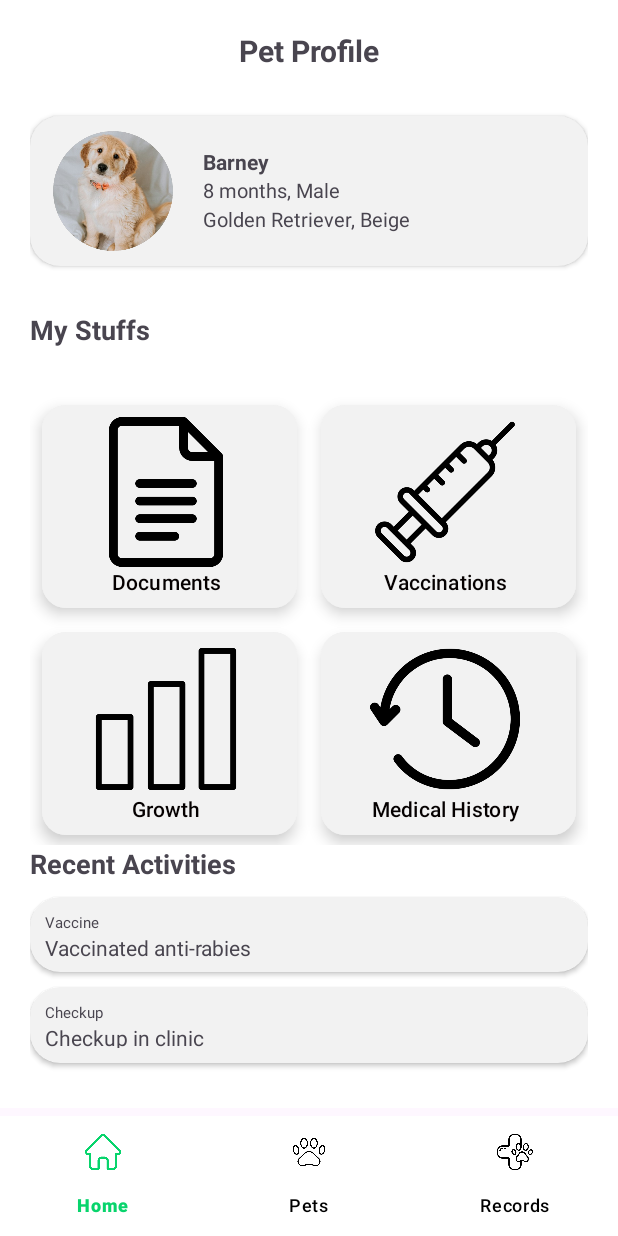
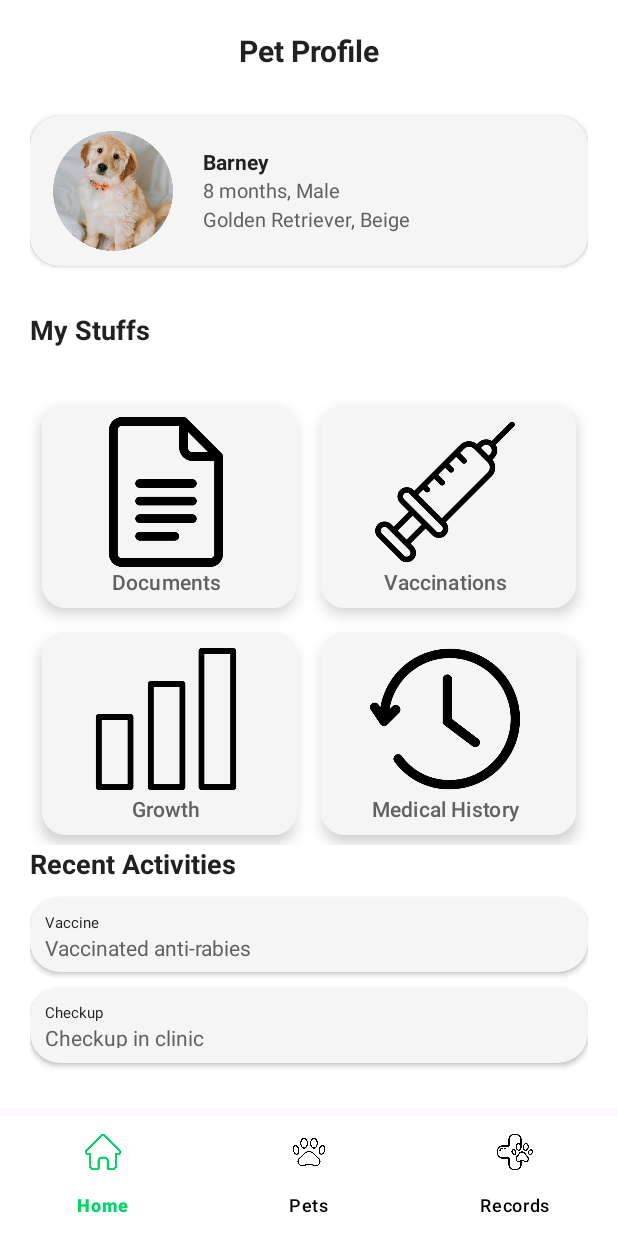
Before and after one commit to kurtsanor/PetTrackr, an Android app: the fragment PetProfileFragment placed in its activity, on a phone screen of 412 x 824 dp. Run offline under Robolectric (Android 15) with nearby library versions, the phone set to English and light mode, and no system bars; libraries missing offline, so code that uses them is left out: com.github.mikephil.charting; 4 statements that could not run were skipped.

Commit message:
style: polish primary & secondary colors

```diff
--- a/app/src/main/res/layout/fragment_pet_profile.xml
+++ b/app/src/main/res/layout/fragment_pet_profile.xml
@@ -22,6 +22,7 @@
             android:textSize="20sp"
             android:layout_marginBottom="30dp"
             android:textAlignment="center"
+            android:textColor="#212121"
             />
         <!--Profile Card-->
         <androidx.cardview.widget.CardView
@@ -29,7 +30,7 @@
             android:layout_height="0dp"
             android:layout_weight="2"
             app:cardCornerRadius="20dp"
-            app:cardBackgroundColor="#F2F2F2">
+            app:cardBackgroundColor="#F5F5F5">
             <LinearLayout
                 android:layout_width="match_parent"
                 android:layout_height="match_parent"
@@ -50,19 +51,23 @@
                         android:layout_height="0dp"
                         android:layout_weight="1"
                         android:text="Barney"
-                        android:textStyle="bold"/>
+                        android:textStyle="bold"
+                        android:textColor="#212121"/>
                     <TextView
                         android:layout_width="match_parent"
                         android:layout_height="0dp"
                         android:layout_weight="1"
                         android:text="8 months, Male"
-                        android:textSize="13sp"/>
+                        android:textSize="13sp"
+                        android:textColor="#616161"
+                        />
                     <TextView
                         android:layout_width="match_parent"
                         android:layout_height="0dp"
                         android:layout_weight="1"
                         android:text="Golden Retriever, Beige"
-                        android:textSize="13sp"/>
+                        android:textSize="13sp"
+                        android:textColor="#616161"/>
                 </LinearLayout>
             </LinearLayout>
         </androidx.cardview.widget.CardView>
@@ -75,6 +80,7 @@
             android:textSize="18sp"
             android:layout_marginTop="30dp"
             android:layout_marginBottom="30dp"
+            android:textColor="#212121"
             />
 
         <!--Buttons Grid-->
@@ -89,11 +95,11 @@
                 android:layout_width="0dp"
                 android:layout_height="wrap_content"
                 android:layout_margin="8dp"
-                android:backgroundTint="#F2F2F2"
+                android:backgroundTint="#F5F5F5"
                 android:text="Documents"
                 android:textAlignment="center"
                 android:textAllCaps="false"
-                android:textColor="#050000"
+                android:textColor="#616161"
                 android:textColorLink="#100101"
                 app:icon="@drawable/docs"
                 app:iconGravity="top"
@@ -108,11 +114,11 @@
                 android:layout_width="0dp"
                 android:layout_height="wrap_content"
                 android:layout_margin="8dp"
-                android:backgroundTint="#F2F2F2"
+                android:backgroundTint="#F5F5F5"
                 android:text="Vaccinations"
                 android:textAlignment="center"
                 android:textAllCaps="false"
-                android:textColor="#050000"
+                android:textColor="#616161"
                 android:textColorLink="#100101"
                 app:icon="@drawable/injection"
                 app:iconGravity="top"
@@ -126,11 +132,11 @@
                 android:layout_width="0dp"
                 android:layout_height="wrap_content"
                 android:layout_margin="8dp"
-                android:backgroundTint="#F2F2F2"
+                android:backgroundTint="#F5F5F5"
                 android:text="Growth"
                 android:textAlignment="center"
                 android:textAllCaps="false"
-                android:textColor="#050000"
+                android:textColor="#616161"
                 android:textColorLink="#100101"
                 app:icon="@drawable/graph"
                 app:iconGravity="top"
@@ -145,11 +151,11 @@
                 android:layout_width="0dp"
                 android:layout_height="wrap_content"
                 android:layout_margin="8dp"
-                android:backgroundTint="#F2F2F2"
+                android:backgroundTint="#F5F5F5"
                 android:text="Medical History"
                 android:textAlignment="center"
                 android:textAllCaps="false"
-                android:textColor="#050000"
+                android:textColor="#616161"
                 android:textColorLink="#100101"
                 app:icon="@drawable/history"
                 app:iconGravity="top"
@@ -165,14 +171,15 @@
             android:text="Recent Activities"
             android:textStyle="bold"
             android:textSize="18sp"
-            android:layout_marginBottom="10dp"/>
+            android:layout_marginBottom="10dp"
+            android:textColor="#212121"/>
 
         <androidx.cardview.widget.CardView
             android:layout_width="match_parent"
             android:layout_height="0dp"
             android:layout_weight="1"
             android:layout_marginBottom="10dp"
-            app:cardBackgroundColor="#F2F2F2"
+            app:cardBackgroundColor="#F5F5F5"
             app:cardCornerRadius="20dp"
             app:contentPadding="10dp">
             <LinearLayout
@@ -183,12 +190,15 @@
                     android:layout_width="match_parent"
                     android:layout_height="wrap_content"
                     android:text="Vaccine"
-                    android:textSize="10sp" />
+                    android:textSize="10sp"
+                    android:textColor="#212121"/>
                 <TextView
                     android:layout_width="match_parent"
                     android:layout_height="wrap_content"
                     android:text="Vaccinated anti-rabies"
-                    android:textSize="14sp" />
+                    android:textSize="14sp"
+                    android:textColor="#616161"
+                    />
             </LinearLayout>
         </androidx.cardview.widget.CardView>
 
@@ -197,7 +207,7 @@
             android:layout_height="0dp"
             android:layout_weight="1"
             android:layout_marginBottom="10dp"
-            app:cardBackgroundColor="#F2F2F2"
+            app:cardBackgroundColor="#F5F5F5"
             app:cardCornerRadius="20dp"
             app:contentPadding="10dp">
             <LinearLayout
@@ -208,12 +218,14 @@
                     android:layout_width="match_parent"
                     android:layout_height="wrap_content"
                     android:text="Checkup"
-                    android:textSize="10sp" />
+                    android:textSize="10sp"
+                    android:textColor="#212121"/>
                 <TextView
                     android:layout_width="match_parent"
                     android:layout_height="wrap_content"
                     android:text="Checkup in clinic"
-                    android:textSize="14sp" />
+                    android:textSize="14sp"
+                    android:textColor="#616161"/>
             </LinearLayout>
         </androidx.cardview.widget.CardView>
     </LinearLayout>
```
Also changed, not shown: app/src/main/res/layout/fragment_home.xml (+18 -9 lines), app/src/main/res/layout/fragment_medical_history.xml (+12 -7 lines), app/src/main/res/layout/fragment_pets.xml (+14 -13 lines), app/src/main/res/layout/fragment_vaccination.xml (+42 -33 lines).
